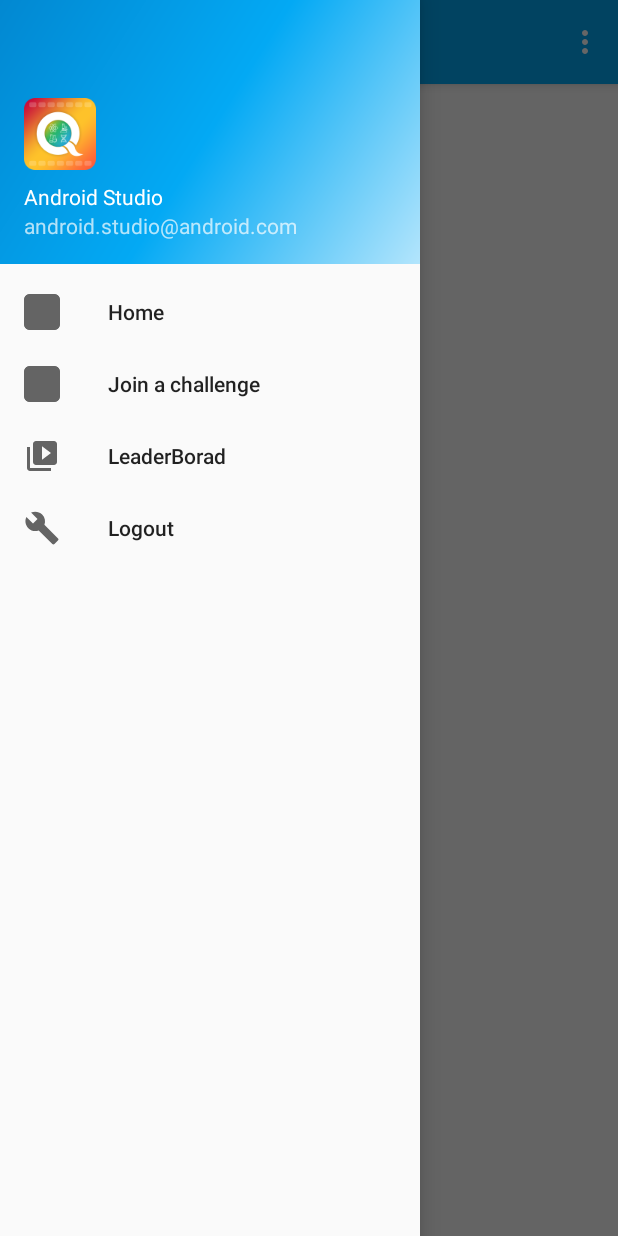
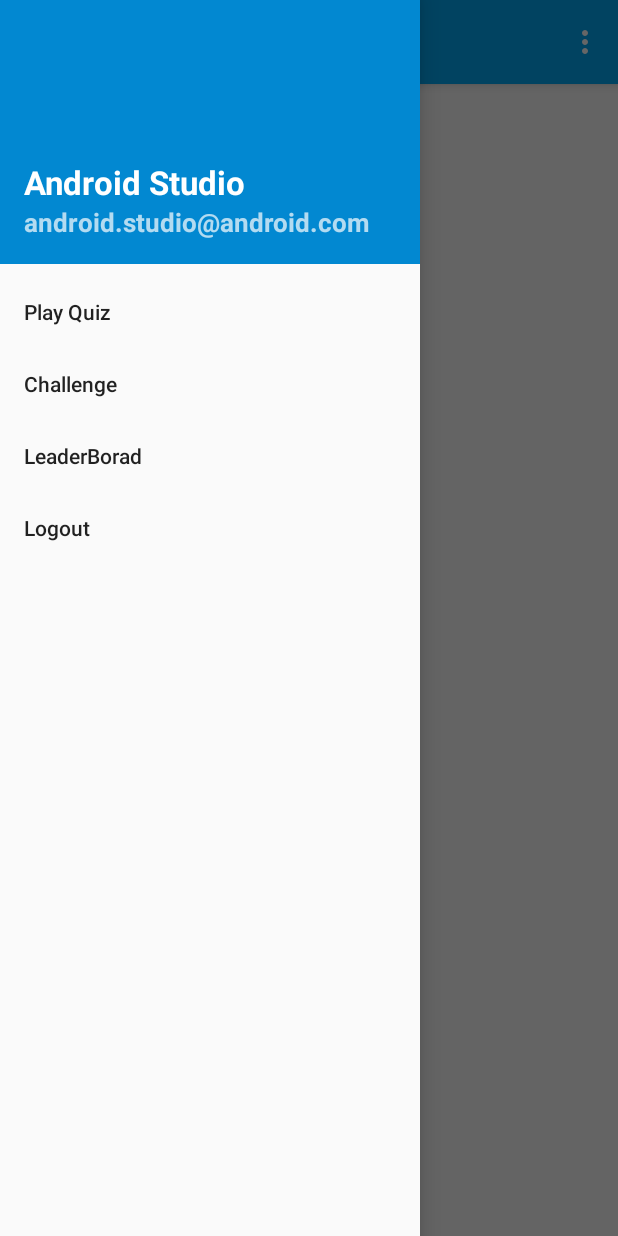
Before and after one commit to avasthi3july/QuizDemo, an Android app: the MainActivity screen opened directly, with no data from a screen before it, with the side drawer open, on a phone screen of 412 x 824 dp. Run offline under Robolectric (Android 15) with nearby library versions, the phone set to English and light mode, and no system bars; our stand-ins replace ButterKnife; libraries missing offline, so code that uses them is left out: com.squareup.okhttp, retrofit.android, retrofit.client, retrofit.converter, retrofit.mime; 10 statements that could not run were skipped.

Commit message:
question screen change and design

```diff
--- a/app/src/main/java/com/quizflix/activity/LoginActivity.java
+++ b/app/src/main/java/com/quizflix/activity/LoginActivity.java
@@ -5,6 +5,8 @@ import android.content.Intent;
 import android.content.SharedPreferences;
 import android.os.Bundle;
 import android.support.v7.app.AppCompatActivity;
+import android.text.SpannableString;
+import android.text.style.UnderlineSpan;
 import android.util.Log;
 import android.view.View;
 import android.widget.Button;
@@ -58,7 +60,9 @@ public class LoginActivity extends AppCompatActivity implements ServiceCallBack
                 login();
             }
         });
-
+        SpannableString content = new SpannableString("No account yet? Sign up");
+        content.setSpan(new UnderlineSpan(), 0, content.length(), 0);
+        _signupLink.setText(content);
         _signupLink.setOnClickListener(new View.OnClickListener() {
 
             @Override
--- a/app/src/main/java/com/quizflix/activity/MainActivity.java
+++ b/app/src/main/java/com/quizflix/activity/MainActivity.java
@@ -6,6 +6,7 @@ import android.content.SharedPreferences;
 import android.os.Bundle;
 import android.support.design.widget.FloatingActionButton;
 import android.support.design.widget.Snackbar;
+import android.support.v7.app.ActionBar;
 import android.support.v7.widget.RecyclerView;
 import android.view.LayoutInflater;
 import android.view.View;
@@ -65,6 +66,8 @@ public class MainActivity extends AppCompatActivity
     private void initViews() {
         Toolbar toolbar = (Toolbar) findViewById(R.id.toolbar);
         setSupportActionBar(toolbar);
+        //getSupportActionBar().setDisplayOptions(ActionBar.DISPLAY_SHOW_CUSTOM);
+       // getSupportActionBar().setCustomView(R.layout.header_view);
         mQuestions = new ArrayList<>();
         FloatingActionButton fab = (FloatingActionButton) findViewById(R.id.fab);
         fab.setOnClickListener(new View.OnClickListener() {
--- a/app/src/main/java/com/quizflix/activity/SignupActivity.java
+++ b/app/src/main/java/com/quizflix/activity/SignupActivity.java
@@ -4,6 +4,8 @@ import android.app.ProgressDialog;
 import android.content.Intent;
 import android.os.Bundle;
 import android.support.v7.app.AppCompatActivity;
+import android.text.SpannableString;
+import android.text.style.UnderlineSpan;
 import android.util.Log;
 import android.view.View;
 import android.widget.Button;
@@ -57,7 +59,9 @@ public class SignupActivity extends AppCompatActivity implements ServiceCallBack
                 signup();
             }
         });
-
+        SpannableString content = new SpannableString("Already a member? Login");
+        content.setSpan(new UnderlineSpan(), 0, content.length(), 0);
+        _loginLink.setText(content);
         _loginLink.setOnClickListener(new View.OnClickListener() {
             @Override
             public void onClick(View v) {
--- a/app/src/main/res/drawable/side_nav_bar.xml
+++ b/app/src/main/res/drawable/side_nav_bar.xml
@@ -2,8 +2,8 @@
     android:shape="rectangle">
     <gradient
         android:angle="135"
-        android:centerColor="@color/primary"
+        android:centerColor="@color/primary_dark"
         android:endColor="@color/primary_dark"
-        android:startColor="@color/primary_light"
+        android:startColor="@color/primary_dark"
         android:type="linear" />
 </shape>
--- a/app/src/main/res/layout/activity_login.xml
+++ b/app/src/main/res/layout/activity_login.xml
@@ -66,7 +66,7 @@
             android:layout_height="wrap_content"
             android:layout_marginBottom="24dp"
             android:gravity="center"
-            android:text="No account yet? Create one"
+            android:text="No account yet? Sign up"
             android:textSize="16dip" />
 
     </LinearLayout>
--- a/app/src/main/res/layout/activity_signup.xml
+++ b/app/src/main/res/layout/activity_signup.xml
@@ -97,7 +97,7 @@
             android:background="@color/primary"
             android:layout_marginBottom="24dp"
             android:padding="12dp"
-            android:text="Create Account"/>
+            android:text="Sign up"/>
 
         <TextView android:id="@+id/link_login"
             android:layout_width="fill_parent"
--- a/app/src/main/res/layout/nav_header_main2.xml
+++ b/app/src/main/res/layout/nav_header_main2.xml
@@ -17,20 +17,25 @@
         android:layout_width="wrap_content"
         android:layout_height="wrap_content"
         android:paddingTop="@dimen/nav_header_vertical_spacing"
+        android:visibility="gone"
         app:srcCompat="@mipmap/ic_launcher" />
 
     <TextView
         android:id="@+id/name"
         android:layout_width="match_parent"
         android:layout_height="wrap_content"
+        android:textSize="22dp"
         android:paddingTop="@dimen/nav_header_vertical_spacing"
         android:text="Android Studio"
+        android:textStyle="bold"
         android:textAppearance="@style/TextAppearance.AppCompat.Body1" />
 
     <TextView
         android:id="@+id/input_email"
         android:layout_width="wrap_content"
         android:layout_height="wrap_content"
+        android:textSize="17dp"
+        android:textStyle="bold"
         android:text="android.studio@android.com" />
 
 </LinearLayout>
--- a/app/src/main/res/menu/activity_main2_drawer.xml
+++ b/app/src/main/res/menu/activity_main2_drawer.xml
@@ -6,19 +6,15 @@
     <group android:checkableBehavior="single">
         <item
             android:id="@+id/nav_camera"
-            android:icon="@drawable/icon"
-            android:title="Home" />
+            android:title="Play Quiz" />
         <item
             android:id="@+id/nav_gallery"
-            android:icon="@drawable/icon"
-            android:title="Join a challenge" />
+            android:title="Challenge" />
         <item
             android:id="@+id/nav_slideshow"
-            android:icon="@drawable/ic_menu_slideshow"
             android:title="LeaderBorad" />
         <item
             android:id="@+id/logout"
-            android:icon="@drawable/ic_menu_manage"
             android:title="Logout" />
     </group>
 
--- a/app/src/main/res/values/strings.xml
+++ b/app/src/main/res/values/strings.xml
@@ -14,7 +14,7 @@
     <string name="permission_rationale">"Contacts permissions are needed for providing email
         completions."
     </string>
-    <string name="title_activity_main2">HomeActivity</string>
+    <string name="title_activity_main2">Play Quiz</string>
 
     <string name="navigation_drawer_open">Open navigation drawer</string>
     <string name="navigation_drawer_close">Close navigation drawer</string>
```
Also changed, not shown: app/src/main/res/layout/header_view.xml (added, +43 -0 lines).
